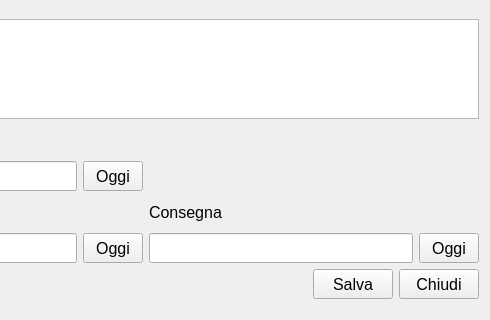
Above: Tomb.ui from LuigiCaradonna/funeraria before the change; both pictures show x 534 to 1024 and y 325 to 645 of the 1024 by 645 pixel window. Below: the same form after it.
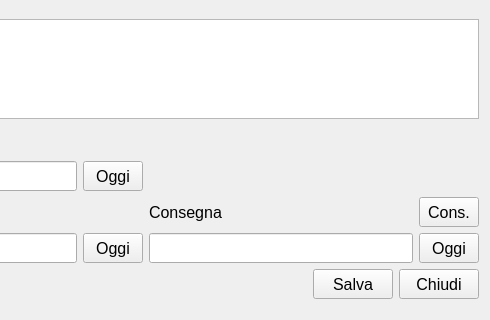
That is the form after the change.

Patch:
```diff
--- a/Tomb.ui
+++ b/Tomb.ui
@@ -995,6 +995,8 @@
           </widget>
          </item>
          <item>
+          <layout class="QHBoxLayout" name="horizontalLayout_6">
+           <item>
           <widget class="QLabel" name="lblDeliveredAt">
            <property name="minimumSize">
             <size>
@@ -1017,6 +1019,32 @@
             <string>Consegna</string>
            </property>
           </widget>
+           </item>
+           <item>
+            <widget class="QPushButton" name="btnDelivered">
+             <property name="minimumSize">
+              <size>
+               <width>60</width>
+               <height>30</height>
+              </size>
+             </property>
+             <property name="maximumSize">
+              <size>
+               <width>60</width>
+               <height>30</height>
+              </size>
+             </property>
+             <property name="font">
+              <font>
+               <pointsize>12</pointsize>
+              </font>
+             </property>
+             <property name="text">
+              <string>Cons.</string>
+             </property>
+            </widget>
+           </item>
+          </layout>
          </item>
          <item>
           <layout class="QHBoxLayout" name="horizontalLayout_5">
```
Lines whose indentation alone changed are shown as unchanged.
